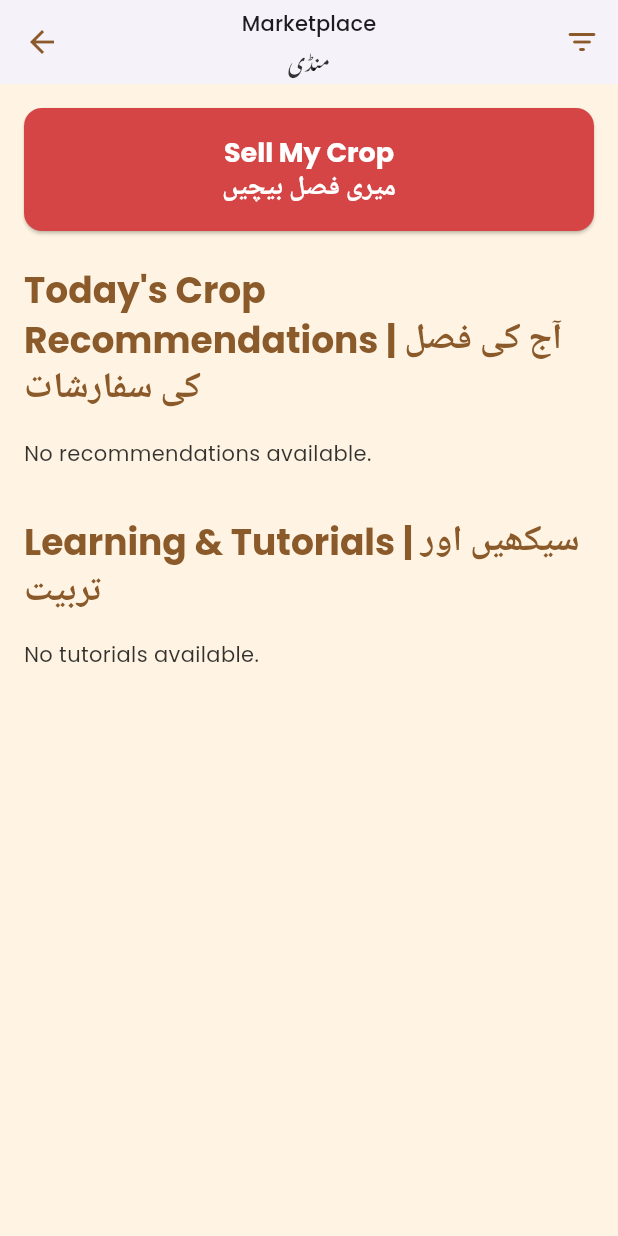
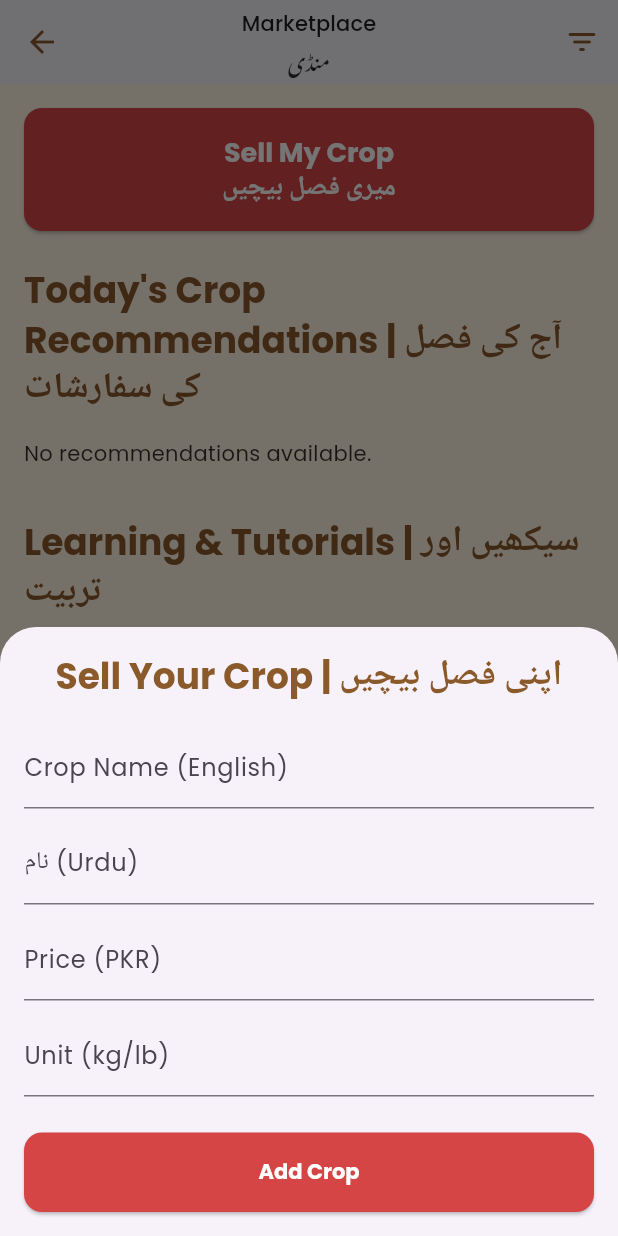
Before and after one commit to zkestroyer/farming, a Flutter app: the MarketplaceScreen screen opened directly, after a tap on "Sell My Crop", on a phone screen of 412 x 824 dp. Run offline on Flutter 3.47's test engine with Material 3 defaults, Android fonts, the phone set to English and light mode, and no system bars; our stand-ins replace cloud_firestore, cloud_functions, firebase_auth, firebase_core, google_fonts; missing offline and left inert: firebase_data_connect; accounts and stored records are empty.

Commit message:
marketplace

```diff
--- a/lib/marketplace_screen.dart
+++ b/lib/marketplace_screen.dart
@@ -5,6 +5,144 @@ import 'package:farming/app_theme.dart';
 
 class MarketplaceScreen extends StatelessWidget {
   const MarketplaceScreen({super.key});
+
+  // --- Sell Crop Bottom Sheet ---
+  void _showSellCropSheet(BuildContext context) {
+    final TextEditingController nameController = TextEditingController();
+    final TextEditingController urduController = TextEditingController();
+    final TextEditingController priceController = TextEditingController();
+    final TextEditingController unitController = TextEditingController();
+
+    showModalBottomSheet(
+      context: context,
+      isScrollControlled: true,
+      shape: const RoundedRectangleBorder(
+        borderRadius: BorderRadius.vertical(top: Radius.circular(24)),
+      ),
+      builder: (context) {
+        return Padding(
+          padding: EdgeInsets.only(
+            left: 16,
+            right: 16,
+            top: 16,
+            bottom: MediaQuery.of(context).viewInsets.bottom + 16,
+          ),
+          child: SingleChildScrollView(
+            child: Column(
+              mainAxisSize: MainAxisSize.min,
+              children: [
+                Text(
+                  "Sell Your Crop | اپنی فصل بیچیں",
+                  style: Theme.of(context).textTheme.headlineSmall,
+                ),
+                const SizedBox(height: 16),
+                TextField(
+                  controller: nameController,
+                  decoration: const InputDecoration(
+                    labelText: "Crop Name (English)",
+                  ),
+                ),
+                const SizedBox(height: 8),
+                TextField(
+                  controller: urduController,
+                  decoration: const InputDecoration(labelText: "نام (Urdu)"),
+                ),
+                const SizedBox(height: 8),
+                TextField(
+                  controller: priceController,
+                  keyboardType: TextInputType.number,
+                  decoration: const InputDecoration(labelText: "Price (PKR)"),
+                ),
+                const SizedBox(height: 8),
+                TextField(
+                  controller: unitController,
+                  decoration: const InputDecoration(labelText: "Unit (kg/lb)"),
+                ),
+                const SizedBox(height: 24),
+                ElevatedButton(
+                  onPressed: () async {
+                    if (nameController.text.isEmpty ||
+                        priceController.text.isEmpty ||
+                        unitController.text.isEmpty) {
+                      ScaffoldMessenger.of(context).showSnackBar(
+                        const SnackBar(
+                          content: Text("Please fill all required fields"),
+                        ),
+                      );
+                      return;
+                    }
+
+                    // Save to Firestore
+                    await FirebaseFirestore.instance
+                        .collection('crop_recommendations')
+                        .add({
+                          'name': nameController.text.trim(),
+                          'urdu': urduController.text.trim(),
+                          'price': priceController.text.trim(),
+                          'unit': unitController.text.trim(),
+                          'createdAt': DateTime.now(),
+                        });
+
+                    Navigator.pop(context); // Close bottom sheet
+                    ScaffoldMessenger.of(context).showSnackBar(
+                      const SnackBar(content: Text("Crop added successfully!")),
+                    );
+                  },
+                  style: ElevatedButton.styleFrom(
+                    minimumSize: const Size(double.infinity, 50),
+                  ),
+                  child: const Text("Add Crop"),
+                ),
+              ],
+            ),
+          ),
+        );
+      },
+    );
+  }
+
+  // --- Crop Detail Bottom Sheet ---
+  void _showCropDetail(BuildContext context, Map<String, dynamic> crop) {
+    showModalBottomSheet(
+      context: context,
+      shape: const RoundedRectangleBorder(
+        borderRadius: BorderRadius.vertical(top: Radius.circular(24)),
+      ),
+      builder: (context) {
+        return Padding(
+          padding: const EdgeInsets.all(16),
+          child: Column(
+            mainAxisSize: MainAxisSize.min,
+            children: [
+              Text(
+                crop['name'] ?? "Crop",
+                style: Theme.of(context).textTheme.headlineSmall?.copyWith(
+                  fontWeight: FontWeight.bold,
+                ),
+              ),
+              const SizedBox(height: 8),
+              Text(
+                crop['urdu'] ?? "",
+                style: Theme.of(context).textTheme.titleMedium,
+              ),
+              const SizedBox(height: 16),
+              Text(
+                "Price: ${crop['price'] ?? '-'} / ${crop['unit'] ?? '-'}",
+                style: Theme.of(
+                  context,
+                ).textTheme.titleMedium?.copyWith(color: AppColors.primaryRed),
+              ),
+              const SizedBox(height: 24),
+              ElevatedButton(
+                onPressed: () => Navigator.pop(context),
+                child: const Text("Close"),
+              ),
+            ],
+          ),
+        );
+      },
+    );
+  }
 
   @override
   Widget build(BuildContext context) {
@@ -35,9 +173,7 @@ class MarketplaceScreen extends StatelessWidget {
             SizedBox(
               width: double.infinity,
               child: ElevatedButton(
-                onPressed: () {
-                  // TODO: Open Sell Crop Form
-                },
+                onPressed: () => _showSellCropSheet(context),
                 child: const BilingualText(
                   englishText: "Sell My Crop",
                   urduText: "میری فصل بیچیں",
@@ -66,6 +202,7 @@ class MarketplaceScreen extends StatelessWidget {
             StreamBuilder<QuerySnapshot>(
               stream: FirebaseFirestore.instance
                   .collection('crop_recommendations')
+                  .orderBy('createdAt', descending: true)
                   .snapshots(),
               builder: (context, snapshot) {
                 if (!snapshot.hasData) {
@@ -100,9 +237,7 @@ class MarketplaceScreen extends StatelessWidget {
                             : BorderSide.none,
                       ),
                       child: InkWell(
-                        onTap: () {
-                          // TODO: Show crop details
-                        },
+                        onTap: () => _showCropDetail(context, crop),
                         child: Column(
                           crossAxisAlignment: CrossAxisAlignment.stretch,
                           children: [
```
